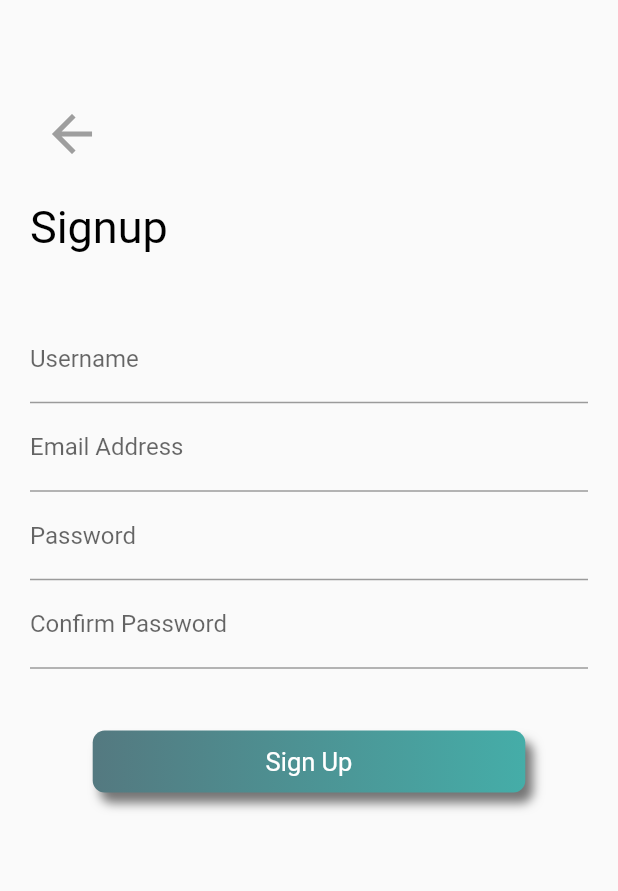
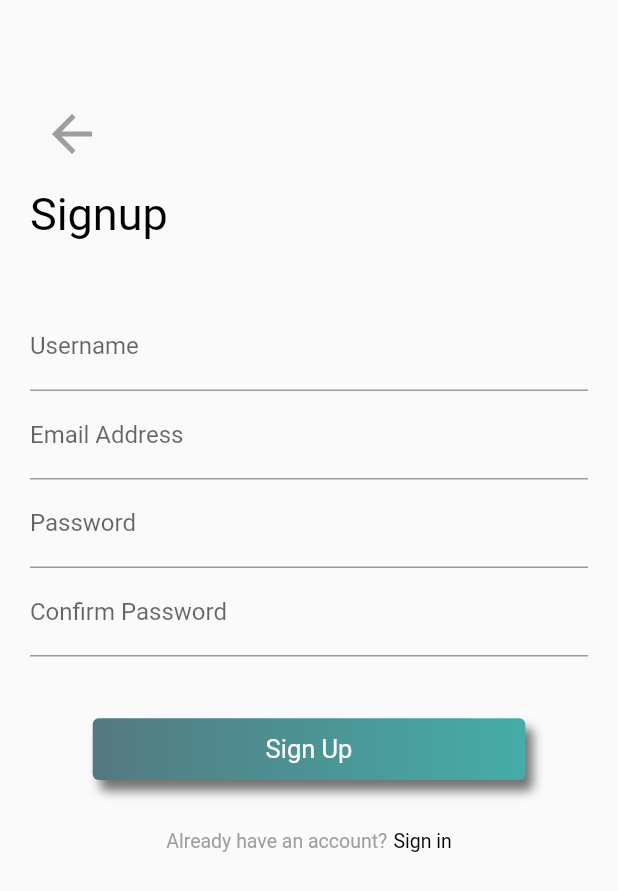
Before and after one commit to lionellloh/revival-waste, a Flutter app: the SignupScreen screen opened directly, on a phone screen of 412 x 824 dp. Shown: the top 891 px of the screen. Run offline on Flutter 3.47's test engine with Material 2 defaults, Android fonts, the phone set to English and light mode, and no system bars; Roboto replaces fonts that are missing (OpenSans).

Commit message:
sign up and loading animation callaback works)

```diff
--- a/lib/screens/signup_screen.dart
+++ b/lib/screens/signup_screen.dart
@@ -40,7 +40,7 @@ class SignupScreenState extends State<SignupScreen> {
           Align(
             alignment: Alignment.topLeft,
             child: backButton(context)),
-          Container(margin: EdgeInsets.only(top: screenUnitHeight * 2)),
+          Container(margin: EdgeInsets.only(top: screenUnitHeight * 1)),
           Align(
             alignment: Alignment.topLeft,
             child: textWidget("Signup", 30.0, Colors.black),),
@@ -50,7 +50,22 @@ class SignupScreenState extends State<SignupScreen> {
           passwordField(),
           confirmPasswordField(),
           Container(margin: EdgeInsets.only(top: screenUnitHeight * 5)),
-          roundedGradientButtonCallback("Sign Up", ()=> print("fk"), context, screenUnitWidth, screenUnitHeight),
+          _isLoading ?
+                    CircularProgressIndicator() :
+                    roundedGradientButtonCallback("Sign Up", signUpCallback, context, screenUnitWidth, screenUnitHeight),
+          Container(margin: EdgeInsets.only(top: screenUnitHeight * 4)),
+          Align(
+            alignment: Alignment.center,
+            child: Row(
+            mainAxisSize: MainAxisSize.max,
+            mainAxisAlignment: MainAxisAlignment.center,
+            children: <Widget>[
+              textWidget("Already have an account?", 13.0, Colors.grey),
+              Container(margin: EdgeInsets.only(right: screenUnitWidth * 1)),
+              textWidget('Sign in', 13.0, Colors.black)
+            ]
+          ),
+          )
 
           // Container(margin: EdgeInsets.only(top: MediaQuery.of(context).size.width/10 )),
           // _isLoading ? CircularProgressIndicator() : submitButton(),
@@ -64,6 +79,13 @@ class SignupScreenState extends State<SignupScreen> {
     )
     );
 
+  }
+
+  void signUpCallback(){
+    setState(() {
+          _isLoading = true;
+        });
+    print("signing up");
   }
   Widget backButton(context){
     return IconButton(
@@ -157,7 +179,7 @@ class SignupScreenState extends State<SignupScreen> {
     height: 5 * screenUnitHeight,
     decoration:
     BoxDecoration(
-        borderRadius: BorderRadius.circular(8),
+        borderRadius: BorderRadius.circular(4),
         gradient: LinearGradient(
           colors: <Color>[Color(0xFF547980), Color(0xFF45ADA8)],
         ),
```
